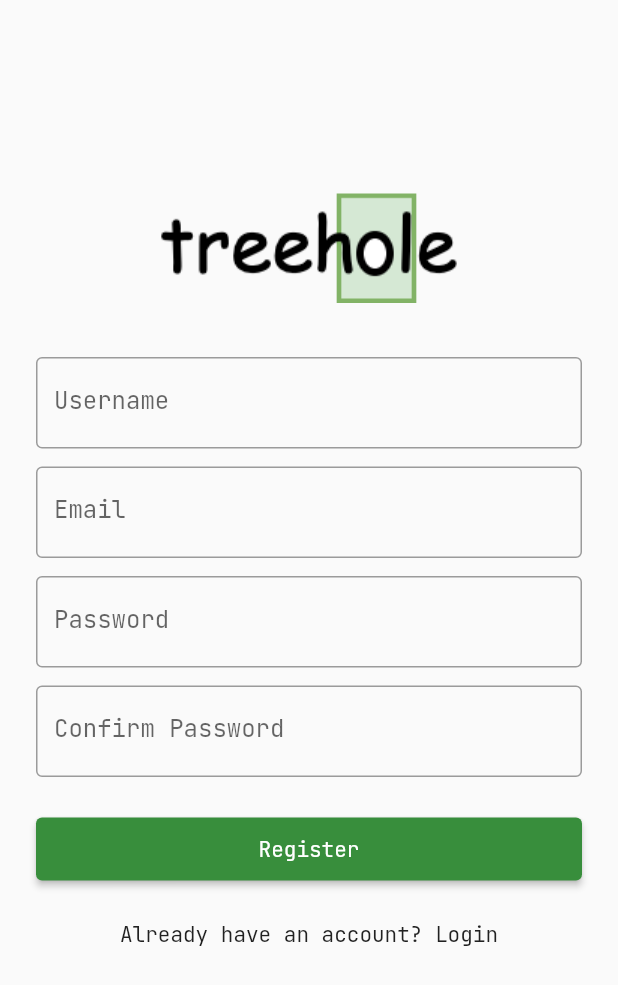
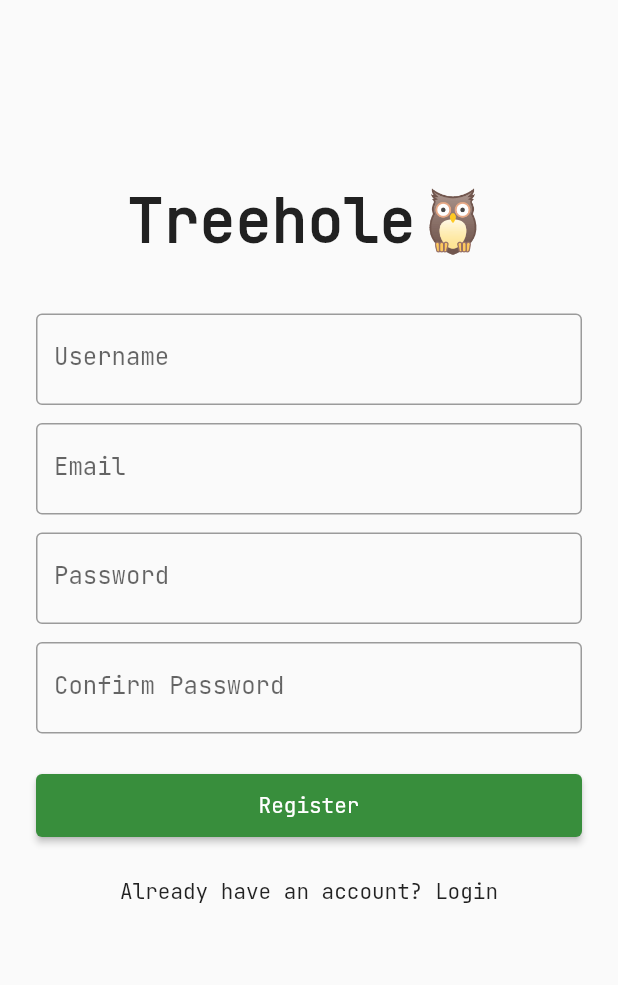
Before and after one commit to ahabhgk/treehole, a Flutter app: the screen it shows after launch, after a tap on "Login", after a tap on "Sign up", on a phone screen of 412 x 824 dp. Shown: the top 985 px of the screen. Run offline on Flutter 3.47's test engine with Material 2 defaults, Android fonts, the phone set to English and light mode, and no system bars; our stand-ins replace bloc, easy_debounce, fl_chart, flutter_bloc, flutter_secure_storage, image_picker and 1 more; accounts and stored records are empty; network calls fail.

Commit message:
feat: update app logo

```diff
--- a/lib/components/header.dart
+++ b/lib/components/header.dart
@@ -38,6 +38,22 @@ class Header extends StatelessWidget {
   }
 }
 
+class TitleHeader extends StatelessWidget {
+  const TitleHeader({Key? key, required this.title}) : super(key: key);
+
+  final String title;
+
+  @override
+  Widget build(BuildContext context) {
+    return Header(
+      child: Text(
+        title,
+        style: const TextStyle(fontSize: 18, fontWeight: FontWeight.bold),
+      ),
+    );
+  }
+}
+
 class BackHeader extends StatelessWidget {
   const BackHeader({Key? key, required this.title}) : super(key: key);
 
--- a/lib/pages/landing.dart
+++ b/lib/pages/landing.dart
@@ -1,6 +1,7 @@
 import 'package:flutter/material.dart';
 import 'package:flutter_bloc/flutter_bloc.dart';
 import 'package:treehole/services/user.dart';
+import 'package:treehole/utils/constants.dart';
 import 'package:treehole/utils/ui.dart';
 
 class LandingPage extends StatefulWidget {
@@ -32,7 +33,10 @@ class _LandingPageState extends State<LandingPage> {
               const SizedBox(height: 132),
               Container(
                 alignment: Alignment.center,
-                child: Image.asset('assets/treehole.png'),
+                child: const Text(
+                  appName,
+                  style: TextStyle(fontSize: 40, fontWeight: FontWeight.bold),
+                ),
               ),
             ],
           ),
--- a/lib/pages/login.dart
+++ b/lib/pages/login.dart
@@ -2,6 +2,7 @@ import 'package:flutter/material.dart';
 import 'package:flutter_bloc/flutter_bloc.dart';
 import 'package:treehole/pages/signup.dart';
 import 'package:treehole/services/user.dart';
+import 'package:treehole/utils/constants.dart';
 import 'package:treehole/utils/ui.dart';
 import 'package:treehole/utils/validator.dart';
 
@@ -48,7 +49,10 @@ class _LoginPageState extends State<LoginPage> {
                 const SizedBox(height: 132),
                 Container(
                   alignment: Alignment.center,
-                  child: Image.asset('assets/treehole.png'),
+                  child: const Text(
+                    appName,
+                    style: TextStyle(fontSize: 40, fontWeight: FontWeight.bold),
+                  ),
                 ),
                 const SizedBox(height: 36),
                 TextFormField(
--- a/lib/pages/signup.dart
+++ b/lib/pages/signup.dart
@@ -1,6 +1,7 @@
 import 'package:flutter/material.dart';
 import 'package:flutter_bloc/flutter_bloc.dart';
 import 'package:treehole/services/user.dart';
+import 'package:treehole/utils/constants.dart';
 import 'package:treehole/utils/ui.dart';
 import 'package:treehole/utils/validator.dart';
 
@@ -54,7 +55,10 @@ class _SignupPageState extends State<SignupPage> {
                 const SizedBox(height: 120),
                 Container(
                   alignment: Alignment.center,
-                  child: Image.asset('assets/treehole.png'),
+                  child: const Text(
+                    appName,
+                    style: TextStyle(fontSize: 40, fontWeight: FontWeight.bold),
+                  ),
                 ),
                 const SizedBox(height: 36),
                 TextFormField(
--- a/lib/pages/tabs/feed.dart
+++ b/lib/pages/tabs/feed.dart
@@ -11,6 +11,7 @@ import 'package:treehole/components/retry.dart';
 import 'package:treehole/models/profile.dart';
 import 'package:treehole/pages/introduction.dart';
 import 'package:treehole/services/feed.dart';
+import 'package:treehole/utils/constants.dart';
 import 'package:treehole/utils/ui.dart';
 
 class FeedTabPage extends StatefulWidget {
@@ -47,7 +48,7 @@ class _FeedTabPageState extends State<FeedTabPage> {
   Widget build(BuildContext context) {
     return Column(
       children: [
-        Header(child: Image.asset('assets/treehole.png')),
+        const TitleHeader(title: appName),
         Expanded(
           child: RefreshIndicator(
             onRefresh: _loadFeeds,
--- a/lib/utils/constants.dart
+++ b/lib/utils/constants.dart
@@ -1,3 +1,5 @@
+const appName = 'Treehole🦉';
+
 const persistentSessionKey = 'persistentSessionKey';
 const defaultAvatarUrl =
     'https://koavouexzdgkqdkeasfr.supabase.in/storage/v1/object/public/avatars/constants/default_avatar.png';
```
